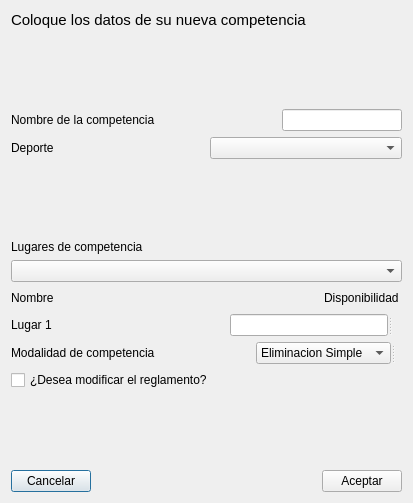
Old version of the form GUI/Nueva/alta_competencia.ui in the repository bertilxi/Pegaso.
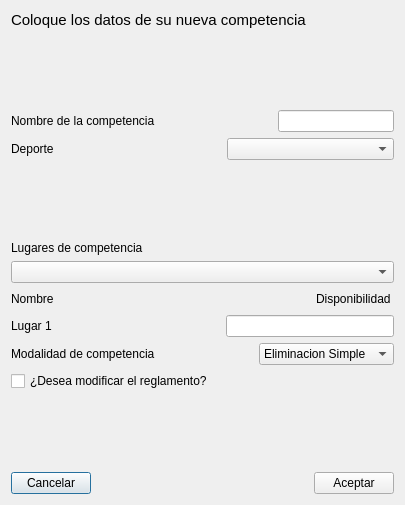
New version of the form. Icons and pictures are not drawn.

Patch:
```diff
--- a/GUI/Nueva/alta_competencia.ui
+++ b/GUI/Nueva/alta_competencia.ui
@@ -6,8 +6,8 @@
    <rect>
     <x>0</x>
     <y>0</y>
-    <width>413</width>
-    <height>503</height>
+    <width>405</width>
+    <height>505</height>
    </rect>
   </property>
   <property name="windowTitle">
@@ -24,7 +24,27 @@
       </widget>
      </item>
      <item>
-      <widget class="QComboBox" name="comboBox"/>
+      <spacer name="horizontalSpacer_6">
+       <property name="orientation">
+        <enum>Qt::Horizontal</enum>
+       </property>
+       <property name="sizeHint" stdset="0">
+        <size>
+         <width>40</width>
+         <height>20</height>
+        </size>
+       </property>
+      </spacer>
+     </item>
+     <item>
+      <widget class="QComboBox" name="comboBox">
+       <property name="sizePolicy">
+        <sizepolicy hsizetype="Expanding" vsizetype="Fixed">
+         <horstretch>0</horstretch>
+         <verstretch>0</verstretch>
+        </sizepolicy>
+       </property>
+      </widget>
      </item>
     </layout>
    </item>
@@ -153,14 +173,6 @@
         <enum>Qt::Horizontal</enum>
        </property>
        <widget class="QLineEdit" name="lineEdit_2"/>
-       <widget class="QLabel" name="label_3">
-        <property name="text">
-         <string/>
-        </property>
-        <property name="pixmap">
-         <pixmap>delete.png</pixmap>
-        </property>
-       </widget>
       </widget>
      </item>
     </layout>
@@ -206,6 +218,12 @@
         <enum>Qt::Horizontal</enum>
        </property>
        <widget class="QComboBox" name="comboBox_2">
+        <property name="sizePolicy">
+         <sizepolicy hsizetype="Expanding" vsizetype="Fixed">
+          <horstretch>0</horstretch>
+          <verstretch>0</verstretch>
+         </sizepolicy>
+        </property>
         <item>
          <property name="text">
           <string>Eliminacion Simple</string>
@@ -222,14 +240,6 @@
          </property>
         </item>
        </widget>
-       <widget class="QLabel" name="label_15">
-        <property name="text">
-         <string/>
-        </property>
-        <property name="pixmap">
-         <pixmap>dialog-ok.png</pixmap>
-        </property>
-       </widget>
       </widget>
      </item>
     </layout>
@@ -288,14 +298,6 @@
   </layout>
   <zorder>checkBox</zorder>
   <zorder>label_16</zorder>
-  <zorder>horizontalLayoutWidget</zorder>
-  <zorder>horizontalLayoutWidget_2</zorder>
-  <zorder>horizontalLayoutWidget_3</zorder>
-  <zorder>horizontalLayoutWidget_4</zorder>
-  <zorder>horizontalLayoutWidget_5</zorder>
-  <zorder>label_4</zorder>
-  <zorder>verticalLayoutWidget</zorder>
-  <zorder>horizontalLayoutWidget_6</zorder>
   <zorder>verticalSpacer</zorder>
   <zorder>verticalSpacer_2</zorder>
   <zorder>verticalSpacer_3</zorder>
```
